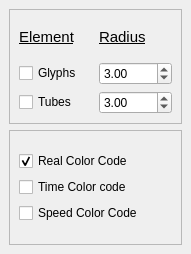
gofigure2/GoFigure2, file Code/GUI/lib/Resources/TrackDockWidget.ui: the form before one commit.
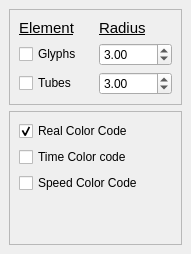
The form after the commit.

Commit message: add spacer for TrackView Widget

The edit to the form file:
```diff
--- a/Code/GUI/lib/Resources/TrackDockWidget.ui
+++ b/Code/GUI/lib/Resources/TrackDockWidget.ui
@@ -148,6 +148,19 @@
          </item>
         </layout>
        </item>
+       <item row="1" column="0">
+        <spacer name="verticalSpacer">
+         <property name="orientation">
+          <enum>Qt::Vertical</enum>
+         </property>
+         <property name="sizeHint" stdset="0">
+          <size>
+           <width>20</width>
+           <height>40</height>
+          </size>
+         </property>
+        </spacer>
+       </item>
       </layout>
      </widget>
     </item>
```
